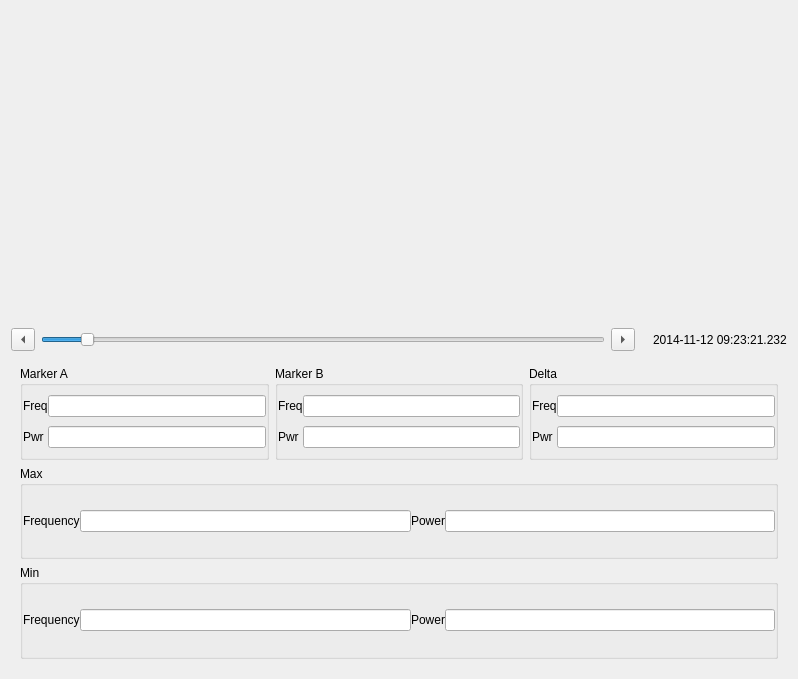
First picture: the form in sources/SweepInspector.ui, repository deepalcoholic/SpectralSignalHound-Viewer, before the edit.
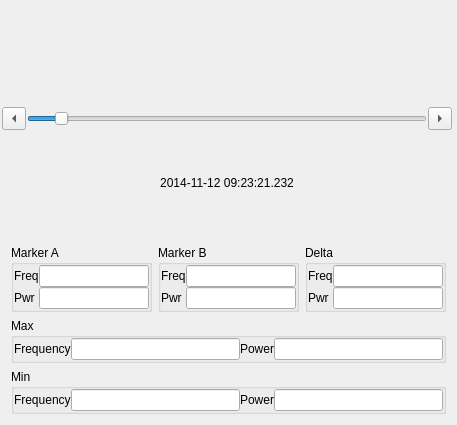
Second picture: the form after the edit. Custom widgets are drawn as their Qt base class.

Patch:
```diff
--- a/sources/SweepInspector.ui
+++ b/sources/SweepInspector.ui
@@ -6,14 +6,20 @@
    <rect>
     <x>0</x>
     <y>0</y>
-    <width>798</width>
-    <height>679</height>
+    <width>457</width>
+    <height>425</height>
    </rect>
   </property>
   <property name="windowTitle">
    <string>Form</string>
   </property>
   <layout class="QGridLayout" name="gridLayout_7">
+   <property name="margin">
+    <number>2</number>
+   </property>
+   <property name="spacing">
+    <number>1</number>
+   </property>
    <item row="1" column="0">
     <widget class="QToolButton" name="prevTime">
      <property name="text">
@@ -24,15 +30,14 @@
      </property>
     </widget>
    </item>
-   <item row="1" column="5">
-    <widget class="QLabel" name="timestamp">
-     <property name="text">
-      <string>2014-11-12 09:23:21.232</string>
-     </property>
-    </widget>
-   </item>
    <item row="0" column="0" colspan="6">
     <widget class="QwtPlot" name="plot">
+     <property name="sizePolicy">
+      <sizepolicy hsizetype="Minimum" vsizetype="Minimum">
+       <horstretch>0</horstretch>
+       <verstretch>0</verstretch>
+      </sizepolicy>
+     </property>
      <property name="canvasBackground">
       <brush brushstyle="SolidPattern">
        <color alpha="0">
@@ -54,7 +59,7 @@
      </property>
     </widget>
    </item>
-   <item row="5" column="0" colspan="6">
+   <item row="6" column="0" colspan="6">
     <widget class="QWidget" name="widget" native="true">
      <layout class="QGridLayout" name="gridLayout_6">
       <item row="2" column="0" colspan="3">
@@ -290,6 +295,16 @@
      </property>
     </widget>
    </item>
+   <item row="2" column="0" colspan="3">
+    <widget class="QLabel" name="timestamp">
+     <property name="text">
+      <string>2014-11-12 09:23:21.232</string>
+     </property>
+     <property name="alignment">
+      <set>Qt::AlignCenter</set>
+     </property>
+    </widget>
+   </item>
   </layout>
  </widget>
  <customwidgets>
```
